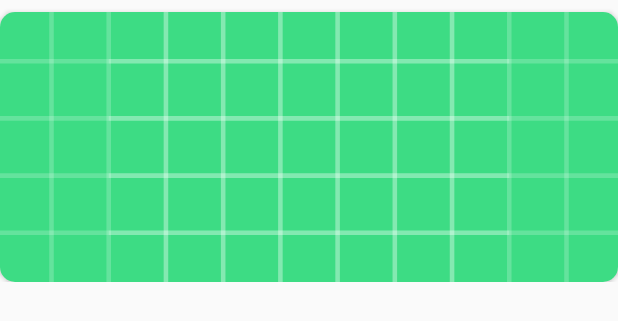
After one commit to panhwersadaqat/Android-digital-Services-App, an Android app: the layout gallery_list_item.xml on its own in the app's theme, with its tools: preview values and no code run, on a phone screen of 412 x 824 dp. The commit adds this screen. Shown: the top 321 px of the screen. Run offline under Robolectric (Android 15) with nearby library versions, the phone set to English and light mode, and no system bars.

Commit message:
added gallery screen

```diff
--- a/app/src/main/java/com/thefuturestic/digitalservices/GraphicCategory/GraphicCategoryGridLayoutAdapter.java
+++ b/app/src/main/java/com/thefuturestic/digitalservices/GraphicCategory/GraphicCategoryGridLayoutAdapter.java
@@ -26,6 +26,7 @@ class GraphicCategoryGridLayoutAdapter extends RecyclerView.Adapter<GraphicCateg
     public void onBindViewHolder(GraphicCategoryGridHolder holder, int position) {
         holder.imageView.requestLayout();
         holder.imageView.setImageBitmap(bitmaps[position]);
+
     }
 
     @Override
--- /dev/null
+++ b/app/src/main/res/layout/gallery_list_item.xml
@@ -0,0 +1,40 @@
+<?xml version="1.0" encoding="utf-8"?>
+<androidx.constraintlayout.widget.ConstraintLayout xmlns:android="http://schemas.android.com/apk/res/android"
+    xmlns:app="http://schemas.android.com/apk/res-auto"
+    xmlns:tools="http://schemas.android.com/tools"
+    android:orientation="vertical"
+    android:layout_width="match_parent"
+    android:layout_height="wrap_content">
+
+
+
+    <androidx.cardview.widget.CardView
+        android:id="@+id/cardView"
+        android:layout_width="match_parent"
+        android:layout_height="wrap_content"
+        android:background="@drawable/customshape_forfields"
+        app:cardCornerRadius="10dp"
+        android:layout_marginTop="8dp"
+        app:layout_constraintBottom_toBottomOf="parent"
+        app:layout_constraintEnd_toEndOf="parent"
+        app:layout_constraintStart_toStartOf="parent"
+        app:layout_constraintTop_toTopOf="parent">
+
+            <ImageView
+                android:id="@+id/gallery_image"
+                android:layout_width="match_parent"
+                android:layout_height="180dp"
+                android:layout_centerInParent="true"
+                android:src="@drawable/ic_launcher_background"
+                android:scaleType="centerCrop"
+                app:layout_constraintBottom_toBottomOf="parent"
+                app:layout_constraintEnd_toEndOf="parent"
+                app:layout_constraintStart_toStartOf="parent"
+                app:layout_constraintTop_toTopOf="parent" />
+
+
+    </androidx.cardview.widget.CardView>
+
+
+
+</androidx.constraintlayout.widget.ConstraintLayout>
--- a/app/src/main/res/values/strings.xml
+++ b/app/src/main/res/values/strings.xml
@@ -1,3 +1,3 @@
 <resources>
-    <string name="app_name">Digital Services</string>
+    <string name="app_name">DigitalServices</string>
 </resources>
```
Also changed, not shown: app/src/main/AndroidManifest.xml (+6 -5 lines), app/src/main/java/com/thefuturestic/digitalservices/DigitalServices.kt (added, +11 -0 lines), app/src/main/java/com/thefuturestic/digitalservices/GalleryPkg/Gallery.kt (added, +74 -0 lines), app/src/main/java/com/thefuturestic/digitalservices/GalleryPkg/ModelGallery.kt (added, +13 -0 lines), app/src/main/java/com/thefuturestic/digitalservices/GalleryPkg/ViewHolderGallery.kt (added, +44 -0 lines), app/src/main/java/com/thefuturestic/digitalservices/GraphicCategory/GraphicCategoryGridHolder.java (+59 -2 lines), app/src/main/java/com/thefuturestic/digitalservices/WebsiteGallery.kt (deleted, +0 -11 lines), app/src/main/res/layout/activity_gallery.xml (added, +82 -0 lines), app/src/main/res/layout/activity_websote_gallery.xml (deleted, +0 -9 lines).
